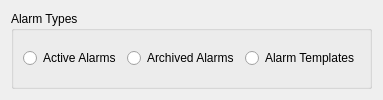
First picture: the form in resources/kalarm/shared/alarmtyperadiowidget.ui, repository KDE/kdepim-runtime, before the edit.
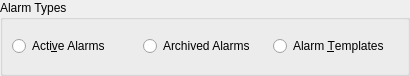
Second picture: the form after the edit.

Commit message: Remove duplicate margin here too

The edit to the form file:
```diff
--- a/resources/kalarm/shared/alarmtyperadiowidget.ui
+++ b/resources/kalarm/shared/alarmtyperadiowidget.ui
@@ -1,7 +1,27 @@
 <ui version="4.0" >
  <class>AlarmTypeRadioWidget</class>
   <widget class="QWidget" name="AlarmTypeRadioWidget">
+  <property name="geometry">
+   <rect>
+    <x>0</x>
+    <y>0</y>
+    <width>410</width>
+    <height>76</height>
+   </rect>
+  </property>
    <layout class="QVBoxLayout" name="mainLayout">
+   <property name="leftMargin">
+    <number>0</number>
+   </property>
+   <property name="topMargin">
+    <number>0</number>
+   </property>
+   <property name="rightMargin">
+    <number>0</number>
+   </property>
+   <property name="bottomMargin">
+    <number>0</number>
+   </property>
     <item>
   <widget class="QGroupBox" name="groupBox">
    <property name="title" >
@@ -13,8 +33,8 @@
    <layout class="QHBoxLayout" name="layout">
     <item>
      <widget class="QRadioButton" name="activeRadio">
-      <property name="text" >
-       <string>Active Alarms</string>
+        <property name="text">
+         <string>Acti&amp;ve Alarms</string>
       </property>
       <property name="checked">
        <bool>false</bool>
@@ -34,7 +54,7 @@
     <item>
      <widget class="QRadioButton" name="templateRadio">
       <property name="text">
-       <string>Alarm Templates</string>
+         <string>Alarm &amp;Templates</string>
       </property>
       <property name="checked">
        <bool>false</bool>
```
Left out of the diff: 10 changed lines with no effect on the pictures. Lines whose indentation alone changed are shown as unchanged. The commit also changes 3 other files.
